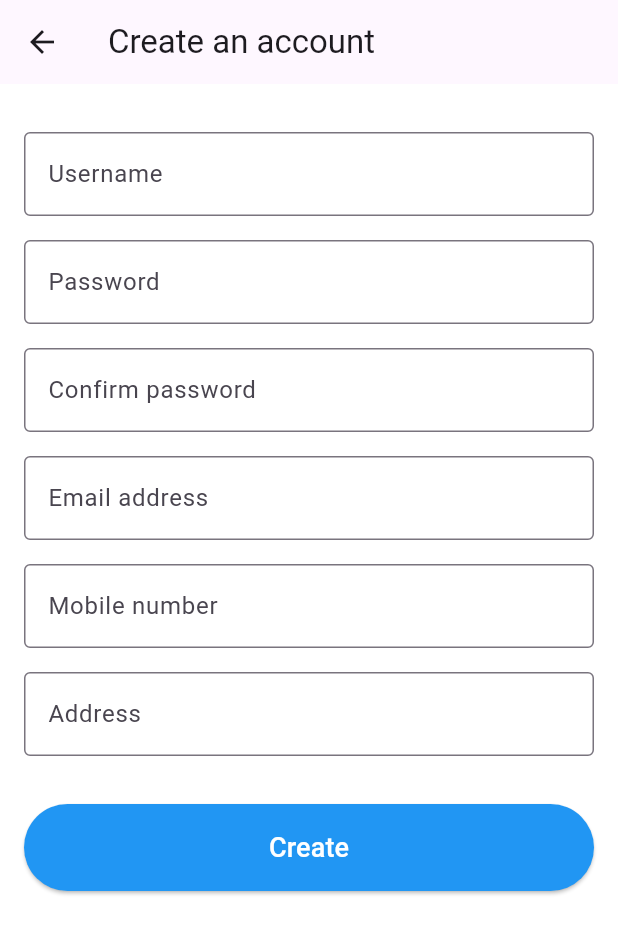
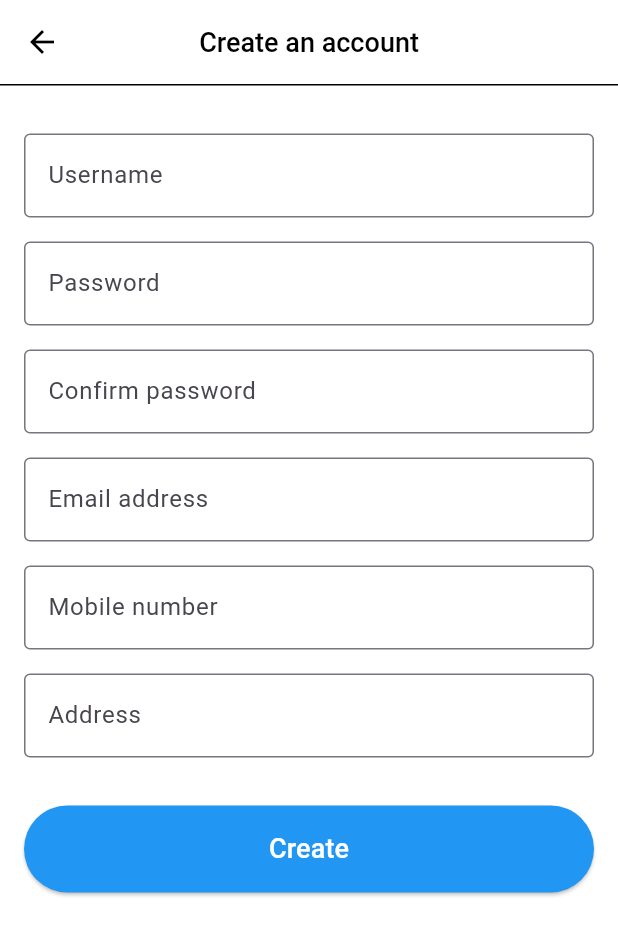
Before and after one commit to chesterrosario-koi/breaktime, a Flutter app: the RegistrationScreen screen opened by its route, on a phone screen of 412 x 824 dp. Shown: the top 935 px of the screen. Run offline on Flutter 3.47's test engine with Material 3 defaults, Android fonts, the phone set to English and light mode, and no system bars.

Commit message:
Create the custom app bar widget

```diff
--- a/lib/screens/registration_screen.dart
+++ b/lib/screens/registration_screen.dart
@@ -1,4 +1,5 @@
 import 'package:flutter/material.dart';
+import '../widgets/custom_app_bar.dart';
 import 'home_screen.dart';
 
 class RegistrationScreen extends StatelessWidget {
@@ -7,15 +8,7 @@ class RegistrationScreen extends StatelessWidget {
   @override
   Widget build(BuildContext context) {
     return Scaffold(
-      appBar: AppBar(
-        title: const Text('Create an account'),
-        leading: IconButton(
-          icon: const Icon(Icons.arrow_back),
-          onPressed: () {
-            Navigator.pop(context);
-          },
-        ),
-      ),
+      appBar: const CustomAppBar(title: 'Create an account'),
       body: Padding(
         padding: const EdgeInsets.all(16.0),
         child: SingleChildScrollView(
@@ -76,8 +69,8 @@ class RegistrationScreen extends StatelessWidget {
                 },
                 style: ElevatedButton.styleFrom(
                   padding: const EdgeInsets.symmetric(vertical: 16),
+                  backgroundColor: Colors.blue,
                   foregroundColor: Colors.white,
-                  backgroundColor: Colors.blue,
                 ),
                 child: const Text('Create', style: TextStyle(fontSize: 18)),
               ),
--- /dev/null
+++ b/lib/widgets/custom_app_bar.dart
@@ -0,0 +1,47 @@
+import 'package:flutter/material.dart';
+
+class CustomAppBar extends StatelessWidget implements PreferredSizeWidget {
+  final String title;
+  final bool showBackButton;
+
+  const CustomAppBar({
+    super.key,
+    required this.title,
+    this.showBackButton = true,
+  });
+
+  @override
+  Widget build(BuildContext context) {
+    return AppBar(
+      backgroundColor: Colors.white,
+      elevation: 0,
+      leading: showBackButton
+          ? IconButton(
+              icon: const Icon(Icons.arrow_back, color: Colors.black),
+              onPressed: () {
+                Navigator.pop(context);
+              },
+            )
+          : null,
+      title: Text(
+        title,
+        style: const TextStyle(
+          color: Colors.black,
+          fontSize: 18,
+          fontWeight: FontWeight.w500,
+        ),
+      ),
+      centerTitle: true,
+      bottom: PreferredSize(
+        preferredSize: const Size.fromHeight(1.0),
+        child: Container(
+          color: Colors.black,
+          height: 1.0,
+        ),
+      ),
+    );
+  }
+
+  @override
+  Size get preferredSize => const Size.fromHeight(kToolbarHeight + 1.0);
+}
```
